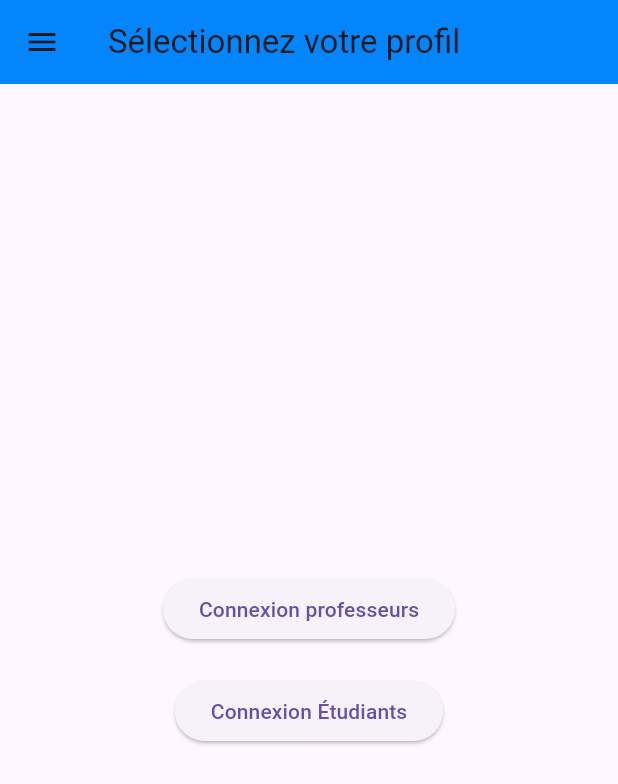
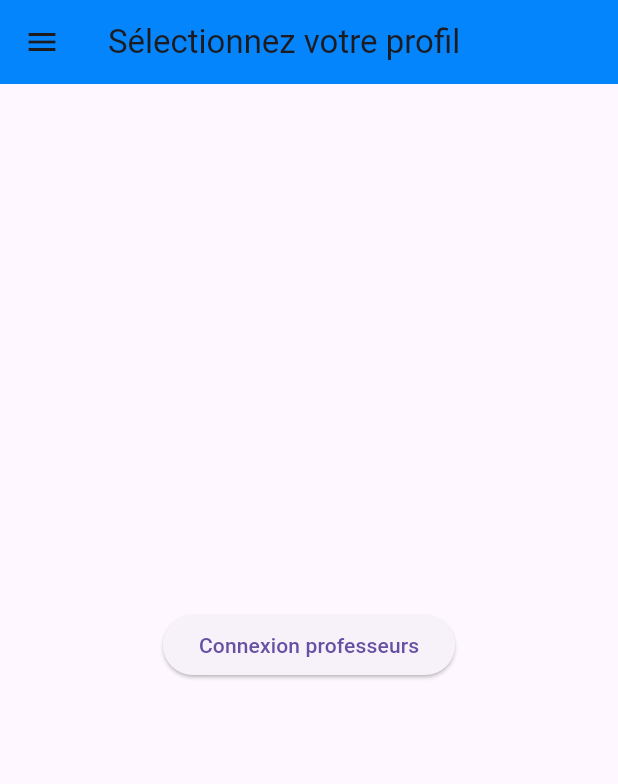
Before and after one commit to Mathbech/BeaupOrientation-mobile, a Flutter app: the screen it shows after launch, on a phone screen of 412 x 824 dp. Shown: the top 784 px of the screen. Run offline on Flutter 3.47's test engine with Material 3 defaults, Android fonts, the phone set to English and light mode, and no system bars; our stand-ins replace flutter_map, latlong2, location.

Commit message:
Remove student login button from selection page

```diff
--- a/lib/pages/selection_page.dart
+++ b/lib/pages/selection_page.dart
@@ -19,12 +19,6 @@ class SelectionPage extends StatelessWidget {
               child: Text('Connexion professeurs'),
             ),
             SizedBox(height: 20),
-            ElevatedButton(
-              onPressed: () {
-                Navigator.pushNamed(context, '/studentLogin');
-              },
-              child: Text('Connexion Étudiants'),
-            ),
           ],
         ),
       ),
```
